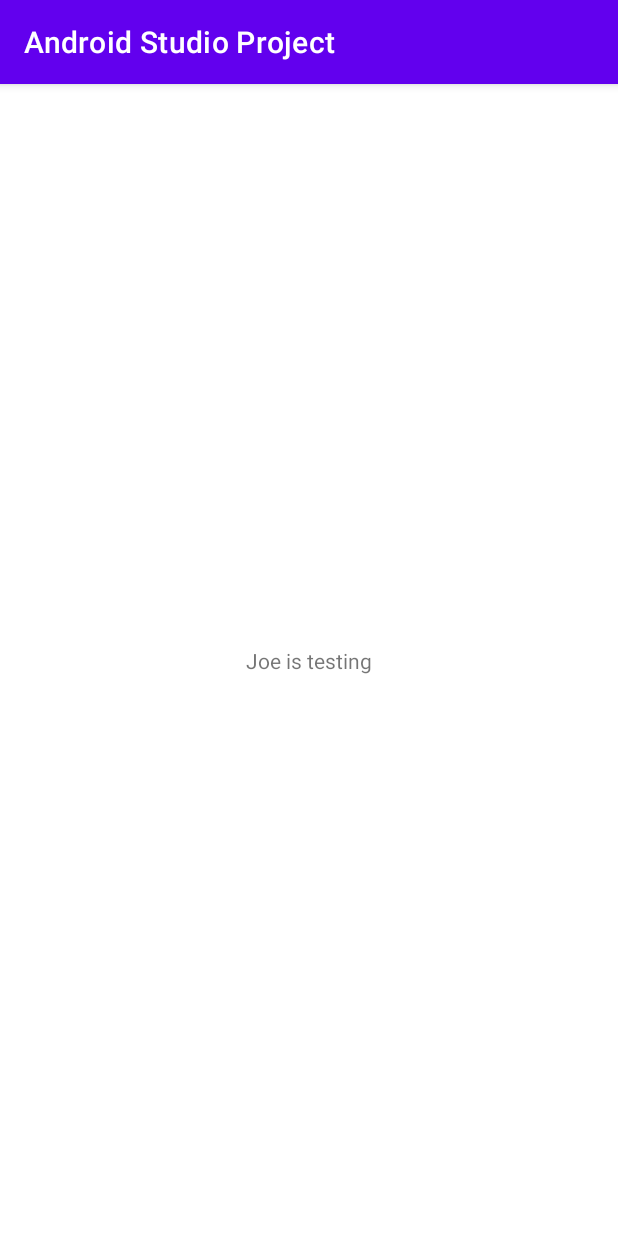
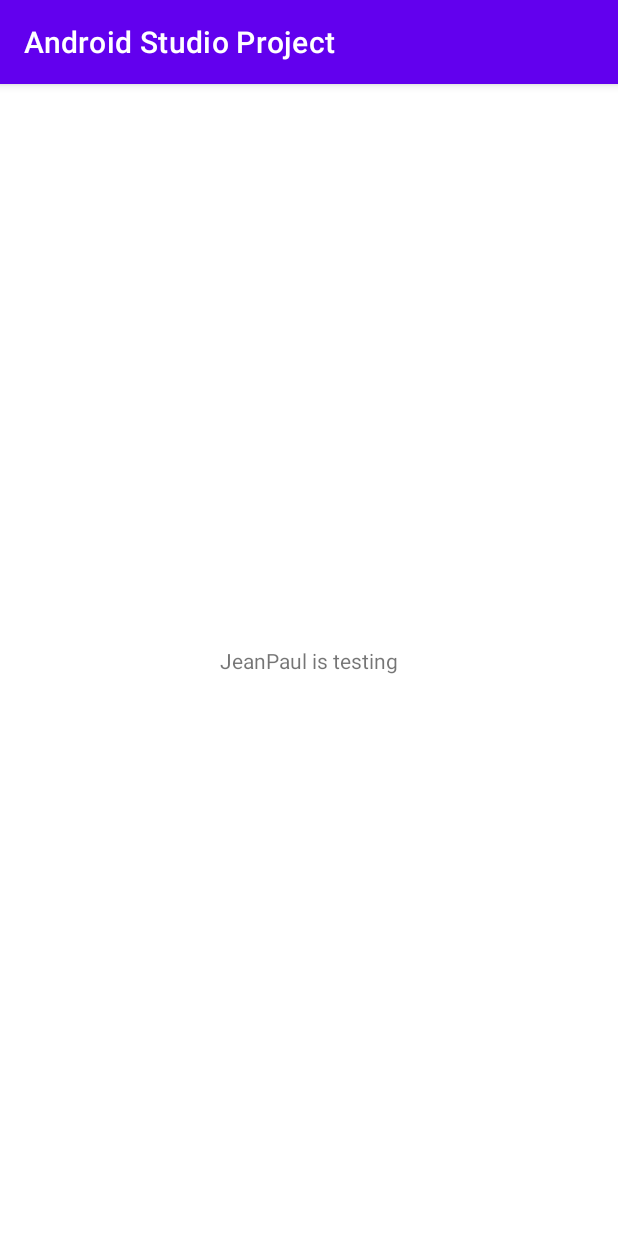
Before and after one commit to lebenebou/DiscordReplica, an Android app: the screen it shows after launch (MainActivity), on a phone screen of 412 x 824 dp. Run offline under Robolectric (Android 15) with nearby library versions, the phone set to English and light mode, and no system bars.

Commit message:
jeanpaul was testing

```diff
--- a/Android Studio Project/app/src/main/res/layout/activity_main.xml
+++ b/Android Studio Project/app/src/main/res/layout/activity_main.xml
@@ -9,7 +9,7 @@
     <TextView
         android:layout_width="wrap_content"
         android:layout_height="wrap_content"
-        android:text="Joe is testing"
+        android:text="JeanPaul is testing"
         app:layout_constraintBottom_toBottomOf="parent"
         app:layout_constraintEnd_toEndOf="parent"
         app:layout_constraintStart_toStartOf="parent"
```
